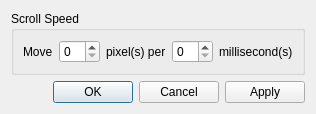
First picture: the form in src/widget/preference.ui, repository legnaleurc/komix, before the edit.
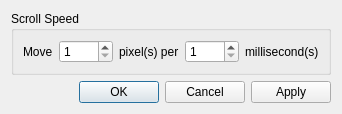
Second picture: the form after the edit.

Commit message: [Source] Apply ui file.

Patch:
```diff
--- a/src/widget/preference.ui
+++ b/src/widget/preference.ui
@@ -28,7 +28,14 @@
        </widget>
       </item>
       <item>
-       <widget class="QSpinBox" name="spinBox"/>
+       <widget class="QSpinBox" name="pixelInterval">
+        <property name="minimum">
+         <number>1</number>
+        </property>
+        <property name="maximum">
+         <number>1000</number>
+        </property>
+       </widget>
       </item>
       <item>
        <widget class="QLabel" name="label_2">
@@ -38,7 +45,14 @@
        </widget>
       </item>
       <item>
-       <widget class="QSpinBox" name="spinBox_2"/>
+       <widget class="QSpinBox" name="timeInterval">
+        <property name="minimum">
+         <number>1</number>
+        </property>
+        <property name="maximum">
+         <number>1000</number>
+        </property>
+       </widget>
       </item>
       <item>
        <widget class="QLabel" name="label_3">
```
Left out of the diff: 17 changed lines with no effect on the pictures. The commit also changes 2 other files.
